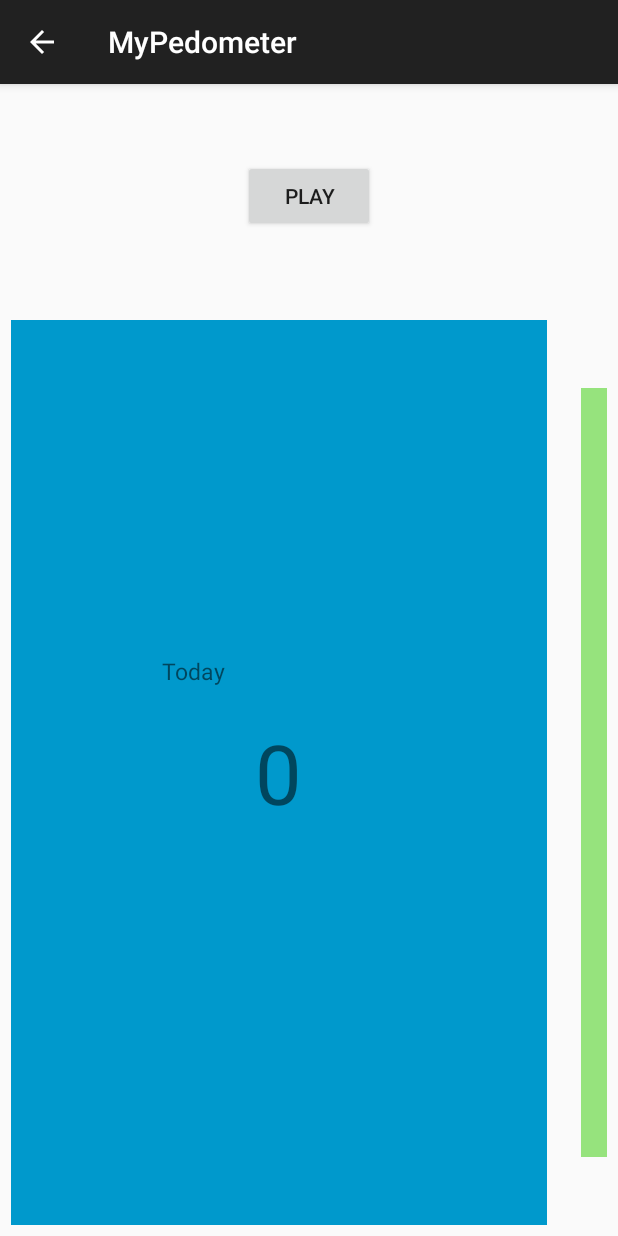
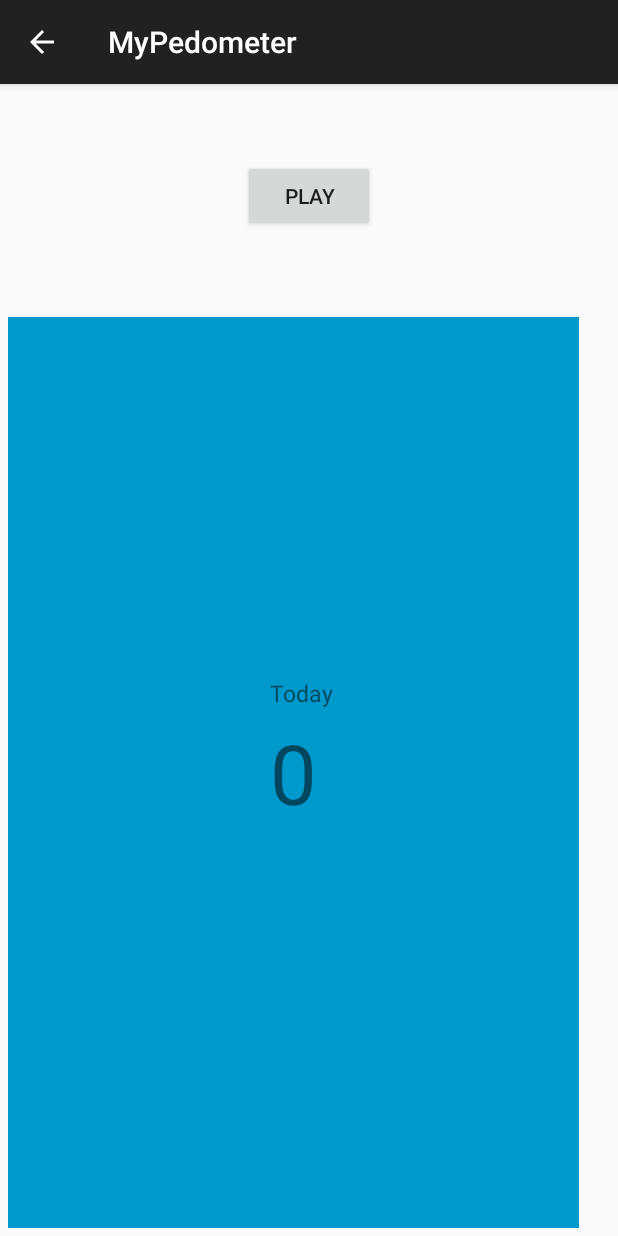
Before and after one commit to composer09/MyPedometer, an Android app: the screen it shows after launch (MainActivity), on a phone screen of 412 x 824 dp. Run offline under Robolectric (Android 15) with nearby library versions, the phone set to English and light mode, and no system bars; libraries missing offline, so code that uses them is left out: de.greenrobot.event; 5 statements that could not run were skipped.

Commit message:
0725 15:00 feature flipEvent complete in viewpager

```diff
--- a/MyPedometerApp/src/main/java/kr/co/composer/pedometer/activity/viewpager/adapter/MyPagerAdapter.java
+++ b/MyPedometerApp/src/main/java/kr/co/composer/pedometer/activity/viewpager/adapter/MyPagerAdapter.java
@@ -63,7 +63,7 @@ public class MyPagerAdapter extends FragmentStatePagerAdapter {
 
     @Override
     public float getPageWidth(int position) {
-        return 0.9f;
+        return 0.95f;
     }
 
 }
--- a/MyPedometerApp/src/main/res/layout/fragment_main.xml
+++ b/MyPedometerApp/src/main/res/layout/fragment_main.xml
@@ -19,7 +19,7 @@
 
     <android.support.v4.view.ViewPager
         android:id="@+id/pager"
-        android:layout_margin="7sp"
+        android:layout_margin="5dp"
         android:layout_width="wrap_content"
         android:layout_height="wrap_content" />
 
--- a/MyPedometerApp/src/main/res/layout/viewpager_page1.xml
+++ b/MyPedometerApp/src/main/res/layout/viewpager_page1.xml
@@ -10,13 +10,10 @@
         android:layout_width="wrap_content"
         android:layout_height="wrap_content"
         android:layout_above="@+id/todayCountText"
-        android:layout_marginBottom="20dp"
-        android:layout_marginEnd="20dp"
-        android:layout_marginRight="20dp"
-        android:layout_toLeftOf="@+id/todayCountText"
-        android:layout_toStartOf="@+id/todayCountText"
+        android:layout_alignLeft="@+id/todayCountText"
+        android:layout_marginBottom="5dp"
         android:text="Today"
-        android:textSize="15sp" />
+        android:textSize="15dp" />
 
     <TextView
         android:id="@+id/todayCountText"
@@ -25,6 +22,6 @@
         android:layout_centerHorizontal="true"
         android:layout_centerVertical="true"
         android:text="0"
-        android:textSize="55sp" />
+        android:textSize="55dp" />
 
 </RelativeLayout>
--- a/MyPedometerApp/src/main/res/layout/viewpager_page2.xml
+++ b/MyPedometerApp/src/main/res/layout/viewpager_page2.xml
@@ -10,13 +10,10 @@
         android:layout_width="wrap_content"
         android:layout_height="wrap_content"
         android:layout_above="@+id/weekCountText"
-        android:layout_marginBottom="20dp"
-        android:layout_marginEnd="20dp"
-        android:layout_marginRight="25dp"
-        android:layout_toLeftOf="@+id/weekCountText"
-        android:layout_toStartOf="@+id/weekCountText"
-        android:text="Week"
-        android:textSize="15sp" />
+        android:layout_alignLeft="@+id/weekCountText"
+        android:layout_marginBottom="5dp"
+        android:text="This Week"
+        android:textSize="15dp" />
 
     <TextView
         android:id="@+id/weekCountText"
@@ -25,6 +22,6 @@
         android:layout_centerHorizontal="true"
         android:layout_centerVertical="true"
         android:text="0"
-        android:textSize="55sp" />
+        android:textSize="55dp" />
 
 </RelativeLayout>
```
Also changed, not shown: MyPedometerApp/src/main/java/kr/co/composer/pedometer/activity/viewpager/adapter/CustomPager.java (added, +25 -0 lines), MyPedometerApp/src/main/res/layout/viewpager_page3.xml (+4 -7 lines).
